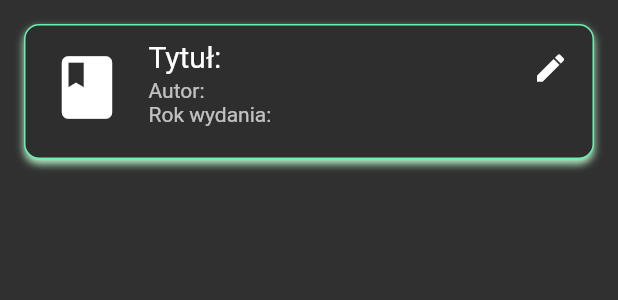
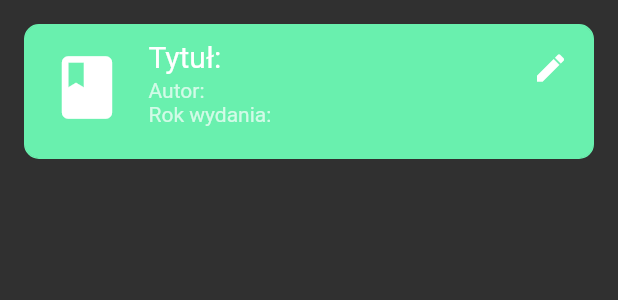
Before and after one commit to dawbit/flutter-firebase, a Flutter app: the BookItem widget shown alone on an empty page, opened directly with empty values, on a phone screen of 412 x 824 dp. Shown: the top 300 px of the screen. Run offline on Flutter 3.47's test engine with Material 2 defaults, Android fonts, the light colour scheme and no system bars; our stand-ins replace dio, firebase_auth, firebase_database, fluttertoast, progress_dialog, retrofit and 1 more; missing offline and left inert: bloc_pattern; accounts and stored records are empty; generated files the repository leaves out were written again; statements that could not run were skipped.

Commit message:
final changes

```diff
--- a/lib/blocs/db_bloc.dart
+++ b/lib/blocs/db_bloc.dart
@@ -8,7 +8,7 @@ import 'package:flutterfirebase/firebase/FirebaseDatabaseManager.dart';
 import 'package:flutterfirebase/models/library.dart';
 
 class DbBloc extends BlocBase {
-  String userUid;
+  String userUid = '';
   final dataBaseManager = FBDataBaseManager();
   final auth = FirebaseAuthManager();
 
--- a/lib/screens/books/content/book_item.dart
+++ b/lib/screens/books/content/book_item.dart
@@ -26,17 +26,9 @@ class _BookItemState extends State<BookItem> {
       padding: EdgeInsets.all(16),
       child: Container(
         decoration: BoxDecoration(
-          color: Color(0xff2e2e2e),
+          color: Colors.greenAccent,
           borderRadius: BorderRadius.circular(10),
           border: Border.all(width: 1, color: Colors.greenAccent),
-          boxShadow: [
-            BoxShadow(
-              color: Colors.greenAccent[100],
-              spreadRadius: 0,
-              blurRadius: 4,
-              offset: Offset(0, 3), // changes position of shadow
-            ),
-          ],
         ),
         child: ListTile(
           leading: Icon(Icons.book , size: 50,),
--- a/lib/screens/login_register/register/register_content.dart
+++ b/lib/screens/login_register/register/register_content.dart
@@ -74,6 +74,7 @@ class _RegisterContentState extends State<RegisterContent> {
                 _passwordFormKey.currentState.validate();
                 password = text;
               },
+              obscureText: true,
               style: TextStyle(fontSize: 17 ),
               decoration: InputDecoration(
                 contentPadding: EdgeInsets.zero,
@@ -91,6 +92,7 @@ class _RegisterContentState extends State<RegisterContent> {
               onChanged: (text)  {
                 confirmPassword = text;
                 _confirmPasswordFormKey.currentState.validate();},
+              obscureText: true,
               style: TextStyle(fontSize: 17 ),
               decoration: InputDecoration(
                 contentPadding: EdgeInsets.zero,
@@ -106,8 +108,8 @@ class _RegisterContentState extends State<RegisterContent> {
               child: Center(child:
               Text("Zarejestruj", style: TextStyle(color: Colors.white),)),
               decoration: BoxDecoration(
-                borderRadius: BorderRadius.circular(50),
-                color: Color(0xfffa526c),
+                borderRadius: BorderRadius.circular(20),
+                color: Colors.indigoAccent[200],
               ),
             ),
           ),
```
Also changed, not shown: lib/main.dart (+2 -5 lines), lib/screens/games/content/game_item.dart (+3 -11 lines), lib/screens/login_register/login/login_content.dart (+4 -3 lines), lib/screens/login_register/login_register_layout.dart (+0 -9 lines), lib/screens/movies/content/movie_item.dart (+1 -9 lines).
